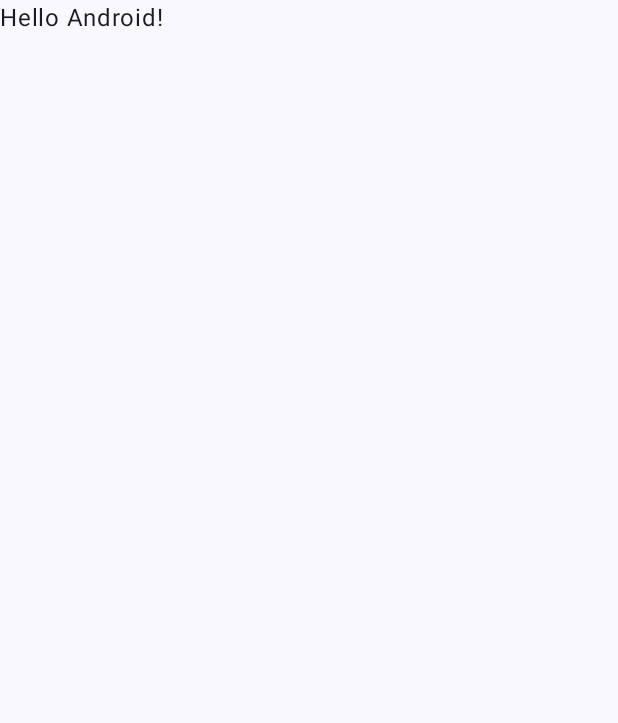
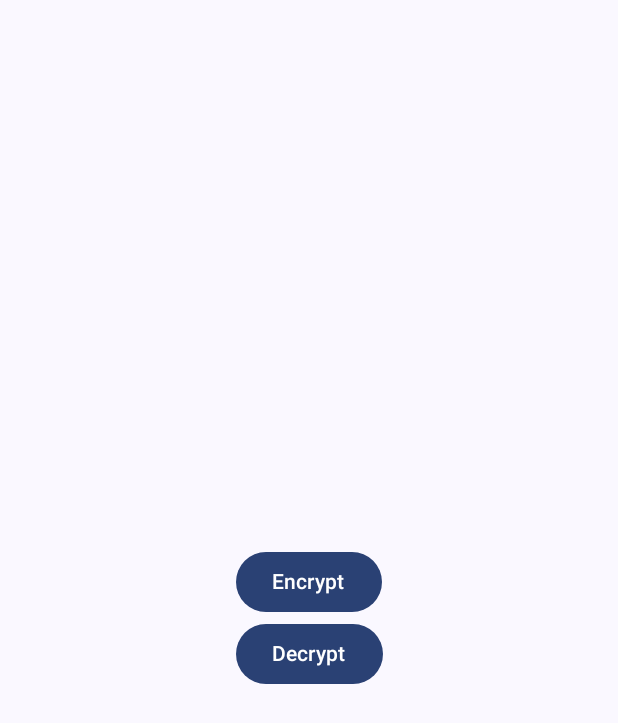
Before and after one commit to philipplackner/AndroidInternals, an Android app built with Jetpack Compose: the screen it shows after launch (MainActivity), on a phone screen of 412 x 824 dp. Before the commit the part shown is almost empty. Shown: the top 723 px of the screen. Run offline under Robolectric (Android 15) with nearby library versions, the phone set to English and light mode, and no system bars.

Commit message:
Cryptography introduction

```diff
--- a/app/src/main/java/com/plcoding/androidinternals/MainActivity.kt
+++ b/app/src/main/java/com/plcoding/androidinternals/MainActivity.kt
@@ -1,14 +1,23 @@
 package com.plcoding.androidinternals
 
+import android.graphics.Paint.Align
 import android.os.Bundle
 import androidx.activity.ComponentActivity
 import androidx.activity.compose.setContent
 import androidx.activity.enableEdgeToEdge
+import androidx.compose.foundation.layout.Arrangement
+import androidx.compose.foundation.layout.Column
 import androidx.compose.foundation.layout.fillMaxSize
 import androidx.compose.foundation.layout.padding
+import androidx.compose.material3.Button
 import androidx.compose.material3.Scaffold
 import androidx.compose.material3.Text
 import androidx.compose.runtime.Composable
+import androidx.compose.runtime.getValue
+import androidx.compose.runtime.mutableStateOf
+import androidx.compose.runtime.remember
+import androidx.compose.runtime.setValue
+import androidx.compose.ui.Alignment
 import androidx.compose.ui.Modifier
 import androidx.compose.ui.tooling.preview.Preview
 import com.plcoding.androidinternals.ui.theme.AndroidInternalsTheme
@@ -20,28 +29,44 @@ class MainActivity : ComponentActivity() {
         setContent {
             AndroidInternalsTheme {
                 Scaffold(modifier = Modifier.fillMaxSize()) { innerPadding ->
-                    Greeting(
-                        name = "Android",
-                        modifier = Modifier.padding(innerPadding)
-                    )
+                    Column(
+                        modifier = Modifier
+                            .fillMaxSize()
+                            .padding(innerPadding),
+                        horizontalAlignment = Alignment.CenterHorizontally,
+                        verticalArrangement = Arrangement.Center
+                    ) {
+                        var encrypted by remember {
+                            mutableStateOf<ByteArray?>(null)
+                        }
+                        var decrypted by remember {
+                            mutableStateOf<ByteArray?>(null)
+                        }
+                        Button(
+                            onClick = {
+                                encrypted = Crypto.encrypt("Hello world!".encodeToByteArray())
+                            }
+                        ) {
+                            Text("Encrypt")
+                        }
+                        encrypted?.let {
+                            Text(it.decodeToString())
+                        }
+                        Button(
+                            onClick = {
+                                encrypted?.let {
+                                    decrypted = Crypto.decrypt(it)
+                                }
+                            }
+                        ) {
+                            Text("Decrypt")
+                        }
+                        decrypted?.let {
+                            Text(it.decodeToString())
+                        }
+                    }
                 }
             }
         }
     }
 }
-
-@Composable
-fun Greeting(name: String, modifier: Modifier = Modifier) {
-    Text(
-        text = "Hello $name!",
-        modifier = modifier
-    )
-}
-
-@Preview(showBackground = true)
-@Composable
-fun GreetingPreview() {
-    AndroidInternalsTheme {
-        Greeting("Android")
-    }
-}
```
Also changed, not shown: app/src/main/java/com/plcoding/androidinternals/Crypto.kt (added, +69 -0 lines).
